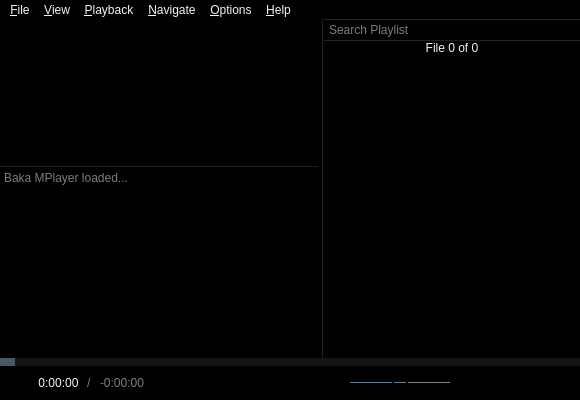
Qt form src/ui/mainwindow.ui (u8sand/Baka-MPlayer) before a commit.
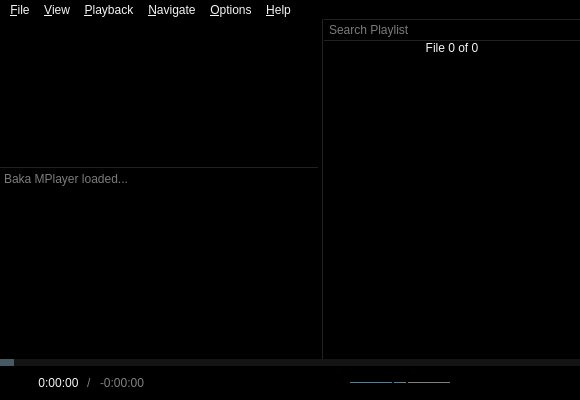
The same form after that commit. Icons and pictures are not drawn. Custom widgets are drawn as their Qt base class.

Commit message: mainwindow.ui: decrease size by 1px

What changed in the file:
```diff
--- a/src/ui/mainwindow.ui
+++ b/src/ui/mainwindow.ui
@@ -416,11 +416,11 @@
       </property>
       <property name="styleSheet">
        <string notr="true">QSlider {
-	height: 8px;
+	height: 7px;
 }
 QSlider::handle:horizontal {
 	background: #455a64;
-	width: 15px;
+	width: 14px;
 }
 QSlider::groove:horizontal {
 	background: #141414;
```
